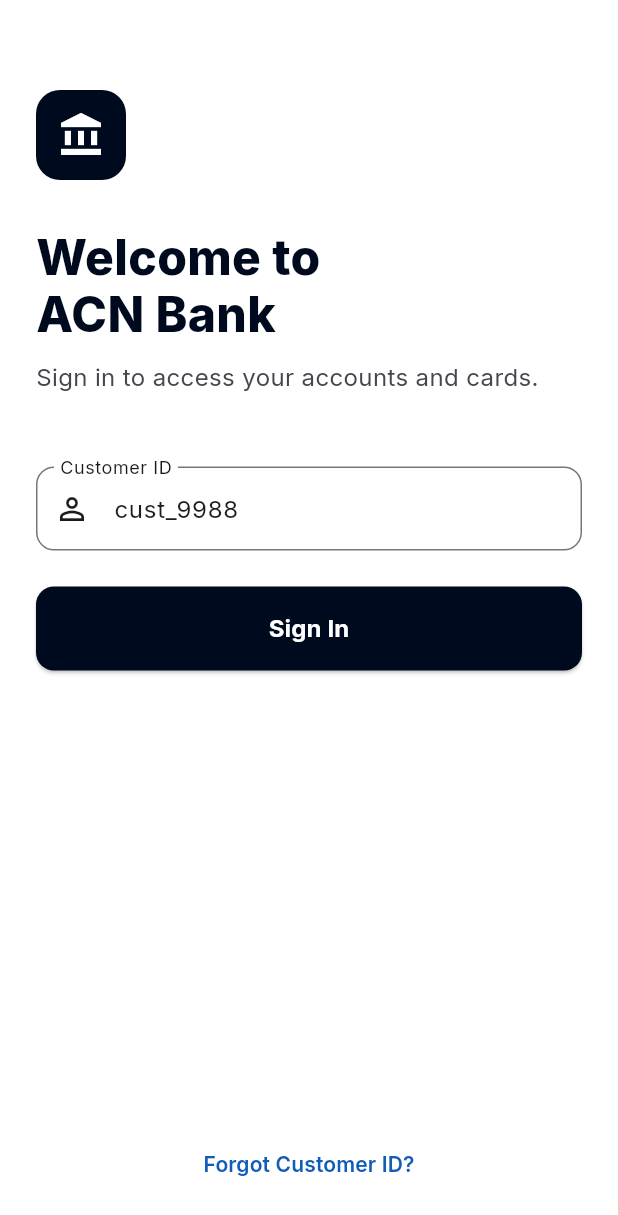
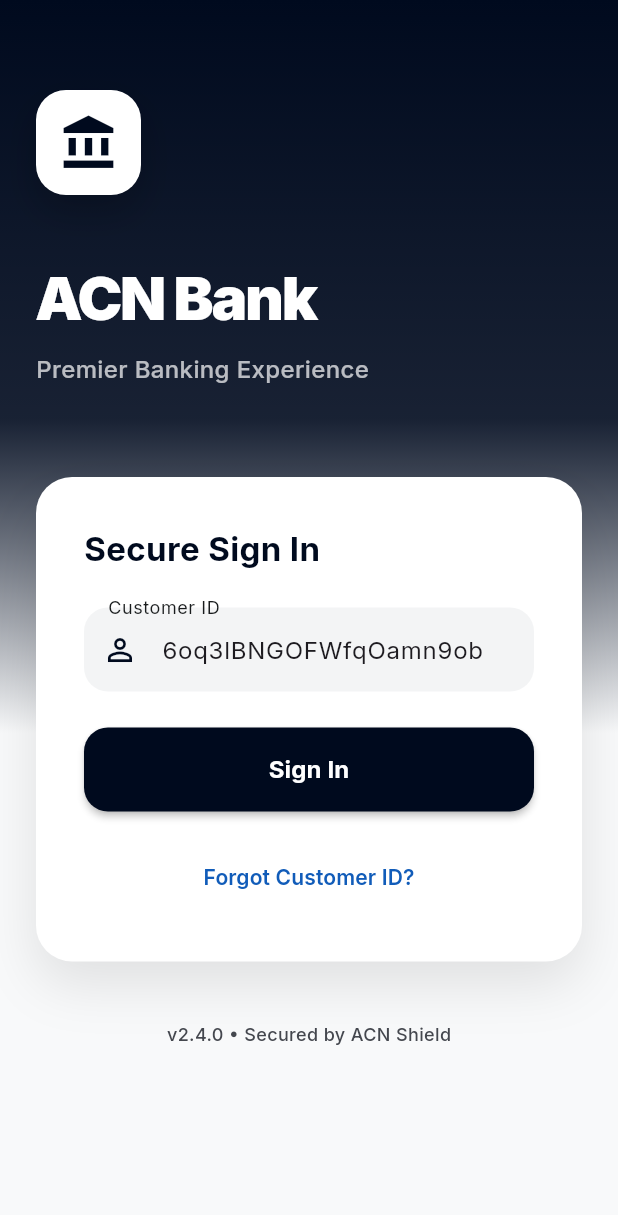
Before and after one commit to intanaqilah-mf/GECX-frontend, a Flutter app: the screen it shows after launch, on a phone screen of 412 x 824 dp. Shown: the top 1215 px of the screen. Run offline on Flutter 3.47's test engine with Material 3 defaults, Android fonts, the phone set to English and light mode, and no system bars; our stand-ins replace google_fonts.

Commit message:
feat: integrate login page

```diff
--- a/lib/models/banking_models.dart
+++ b/lib/models/banking_models.dart
@@ -4,6 +4,8 @@ class CustomerProfile {
   final String? email;
   final String? accountNumber;
   final bool found;
+  final bool hasCard;
+  final CardModel? cardInfo;
 
   CustomerProfile({
     required this.customerId,
@@ -11,6 +13,8 @@ class CustomerProfile {
     this.email,
     this.accountNumber,
     required this.found,
+    this.hasCard = false,
+    this.cardInfo,
   });
 
   factory CustomerProfile.fromJson(Map<String, dynamic> json) {
@@ -20,6 +24,8 @@ class CustomerProfile {
       email: json['email'],
       accountNumber: json['account_number'],
       found: json['found'] ?? false,
+      hasCard: json['has_card'] ?? false,
+      cardInfo: json['card_info'] != null ? CardModel.fromJson(json['card_info']) : null,
     );
   }
 }
@@ -34,6 +40,11 @@ class CardModel {
   final String? expiryDate;
   final String? cardType;
   final String? creditLimit;
+  final double spendingLimit;
+  final double spentAmount;
+  final String cvv;
+  final String? statementBillDate;
+  final double lastStatementBalance;
 
   CardModel({
     required this.cardId,
@@ -45,6 +56,11 @@ class CardModel {
     this.expiryDate,
     this.cardType,
     this.creditLimit,
+    this.spendingLimit = 0.0,
+    this.spentAmount = 0.0,
+    this.cvv = '•••',
+    this.statementBillDate,
+    this.lastStatementBalance = 0.0,
   });
 
   factory CardModel.fromJson(Map<String, dynamic> json) {
@@ -58,6 +74,11 @@ class CardModel {
       expiryDate: json['expiry_date'] ?? 'MM/YY',
       cardType: json['card_type'] ?? 'Visa Platinum',
       creditLimit: json['credit_limit']?.toString() ?? '0',
+      spendingLimit: (json['spending_limit'] ?? 0.0).toDouble(),
+      spentAmount: (json['spent_amount'] ?? 0.0).toDouble(),
+      cvv: json['cvv'] ?? '•••',
+      statementBillDate: json['statement_bill_date'],
+      lastStatementBalance: (json['last_statement_balance'] ?? 0.0).toDouble(),
     );
   }
 }
--- a/lib/screens/login_screen.dart
+++ b/lib/screens/login_screen.dart
@@ -2,6 +2,7 @@ import 'package:flutter/material.dart';
 import 'package:google_fonts/google_fonts.dart';
 import '../theme/app_colors.dart';
 import '../main.dart';
+import '../services/api_service.dart';
 import 'dart:math';
 
 class LoginScreen extends StatefulWidget {
@@ -12,76 +13,148 @@ class LoginScreen extends StatefulWidget {
 }
 
 class _LoginScreenState extends State<LoginScreen> {
-  final _customerIdController = TextEditingController(text: 'cust_9988');
+  final _customerIdController = TextEditingController(text: '6oq3lBNGOFWfqOamn9ob');
   bool _isLoading = false;
 
-  void _login() {
-    if (_customerIdController.text.trim().isEmpty) return;
+  final _apiService = ApiService();
+
+  void _login() async {
+    final customerId = _customerIdController.text.trim();
+    if (customerId.isEmpty) return;
 
     setState(() => _isLoading = true);
 
-    // Simulate login delay
-    Future.delayed(const Duration(seconds: 1), () {
+    try {
+      // Pre-fetch home data to ensure the ID is valid and backend is reachable
+      final data = await _apiService.getHomeData(customerId);
       if (mounted) {
-        // In a real app, we would store the customer_id in a session manager
-        // and navigate to the home shell.
+        if (data.customer.found) {
           Navigator.of(context).pushReplacement(
             MaterialPageRoute(
-            builder: (context) => MainShell(customerId: _customerIdController.text.trim()),
+              builder: (context) => MainShell(customerId: customerId),
             ),
           );
+        } else {
+          ScaffoldMessenger.of(context).showSnackBar(
+            const SnackBar(content: Text('Customer ID not found in database.')),
+          );
         }
-    });
+      }
+    } catch (e) {
+      if (mounted) {
+        ScaffoldMessenger.of(context).showSnackBar(
+          SnackBar(content: Text('Connection Error: Make sure your backend is running. ($e)')),
+        );
+      }
+    } finally {
+      if (mounted) setState(() => _isLoading = false);
+    }
   }
 
   @override
   Widget build(BuildContext context) {
     return Scaffold(
-      backgroundColor: Colors.white,
-      body: SafeArea(
-        child: Padding(
+      backgroundColor: AppColors.background,
+      body: Stack(
+        children: [
+          // Background Gradient
+          Positioned.fill(
+            child: Container(
+              decoration: BoxDecoration(
+                gradient: LinearGradient(
+                  colors: [
+                    AppColors.primary,
+                    AppColors.primary.withValues(alpha: 0.9),
+                    AppColors.surface,
+                  ],
+                  begin: Alignment.topCenter,
+                  end: Alignment.bottomCenter,
+                  stops: const [0.0, 0.4, 0.7],
+                ),
+              ),
+            ),
+          ),
+          // Content
+          SafeArea(
+            child: SingleChildScrollView(
               padding: const EdgeInsets.symmetric(horizontal: 24.0),
               child: Column(
                 crossAxisAlignment: CrossAxisAlignment.start,
                 children: [
                   const SizedBox(height: 60),
                   Container(
-                width: 60,
-                height: 60,
+                    width: 70,
+                    height: 70,
                     decoration: BoxDecoration(
-                  color: AppColors.primary,
-                  borderRadius: BorderRadius.circular(16),
+                      color: Colors.white,
+                      borderRadius: BorderRadius.circular(20),
+                      boxShadow: [
+                        BoxShadow(
+                          color: Colors.black.withValues(alpha: 0.2),
+                          blurRadius: 20,
+                          offset: const Offset(0, 10),
+                        )
+                      ],
                     ),
-                child: const Icon(Icons.account_balance, color: Colors.white, size: 32),
+                    child: const Icon(Icons.account_balance, color: AppColors.primary, size: 40),
                   ),
-              const SizedBox(height: 32),
+                  const SizedBox(height: 40),
                   Text(
-                'Welcome to\nACN Bank',
+                    'ACN Bank',
                     style: GoogleFonts.inter(
-                  fontSize: 32,
-                  fontWeight: FontWeight.w800,
-                  color: AppColors.primary,
-                  height: 1.2,
+                      fontSize: 40,
+                      fontWeight: FontWeight.w900,
+                      color: Colors.white,
+                      letterSpacing: -1.5,
                     ),
                   ),
-              const SizedBox(height: 12),
+                  const SizedBox(height: 8),
                   Text(
-                'Sign in to access your accounts and cards.',
+                    'Premier Banking Experience',
                     style: GoogleFonts.inter(
                       fontSize: 16,
-                  color: AppColors.onSurfaceVariant,
+                      color: Colors.white70,
+                      fontWeight: FontWeight.w500,
                     ),
                   ),
-              const SizedBox(height: 48),
+                  const SizedBox(height: 60),
+                  Container(
+                    padding: const EdgeInsets.all(32),
+                    decoration: BoxDecoration(
+                      color: Colors.white,
+                      borderRadius: BorderRadius.circular(24),
+                      boxShadow: [
+                        BoxShadow(
+                          color: Colors.black.withValues(alpha: 0.1),
+                          blurRadius: 30,
+                          offset: const Offset(0, 15),
+                        )
+                      ],
+                    ),
+                    child: Column(
+                      crossAxisAlignment: CrossAxisAlignment.start,
+                      children: [
+                        Text(
+                          'Secure Sign In',
+                          style: GoogleFonts.inter(
+                            fontSize: 22,
+                            fontWeight: FontWeight.w700,
+                            color: AppColors.primary,
+                          ),
+                        ),
+                        const SizedBox(height: 24),
                         TextField(
                           controller: _customerIdController,
                           decoration: InputDecoration(
                             labelText: 'Customer ID',
-                  hintText: 'Enter your customer ID',
+                            hintText: 'Enter your ID',
+                            filled: true,
+                            fillColor: AppColors.surfaceContainerLow,
                             border: OutlineInputBorder(
-                    borderRadius: BorderRadius.circular(12),
+                              borderRadius: BorderRadius.circular(16),
+                              borderSide: BorderSide.none,
                             ),
-                  prefixIcon: const Icon(Icons.person_outline),
+                            prefixIcon: const Icon(Icons.person_outline, color: AppColors.primary),
                           ),
                         ),
                         const SizedBox(height: 24),
@@ -93,12 +166,20 @@ class _LoginScreenState extends State<LoginScreen> {
                             style: ElevatedButton.styleFrom(
                               backgroundColor: AppColors.primary,
                               foregroundColor: Colors.white,
+                              elevation: 2,
                               shape: RoundedRectangleBorder(
-                      borderRadius: BorderRadius.circular(12),
+                                borderRadius: BorderRadius.circular(16),
                               ),
                             ),
                             child: _isLoading
-                      ? const CircularProgressIndicator(color: Colors.white)
+                                ? const SizedBox(
+                                    width: 24,
+                                    height: 24,
+                                    child: CircularProgressIndicator(
+                                      color: Colors.white,
+                                      strokeWidth: 3,
+                                    ),
+                                  )
                                 : Text(
                                     'Sign In',
                                     style: GoogleFonts.inter(
@@ -108,7 +189,7 @@ class _LoginScreenState extends State<LoginScreen> {
                                   ),
                           ),
                         ),
-              const Spacer(),
+                        const SizedBox(height: 20),
                         Center(
                           child: TextButton(
                             onPressed: () {},
@@ -121,11 +202,26 @@ class _LoginScreenState extends State<LoginScreen> {
                             ),
                           ),
                         ),
-              const SizedBox(height: 24),
+                      ],
+                    ),
+                  ),
+                  const SizedBox(height: 40),
+                  Center(
+                    child: Text(
+                      'v2.4.0 • Secured by ACN Shield',
+                      style: GoogleFonts.inter(
+                        fontSize: 12,
+                        color: AppColors.onSurfaceVariant,
+                        fontWeight: FontWeight.w500,
+                      ),
+                    ),
+                  ),
                 ],
               ),
             ),
           ),
+        ],
+      ),
     );
   }
 }
```
Also changed, not shown: lib/main.dart (+7 -0 lines), lib/screens/card_details_screen.dart (+81 -69 lines), lib/screens/dashboard_screen.dart (+9 -8 lines), lib/services/api_service.dart (+16 -3 lines). Lines whose indentation alone changed are shown as unchanged.
